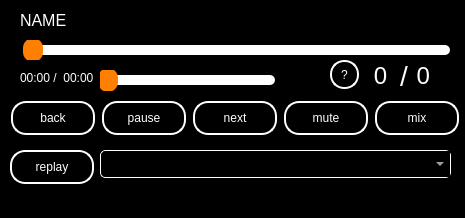
Before: the Qt Designer form mainwindow.ui in 1stanisLAW1/Audio, drawn with Qt 5.
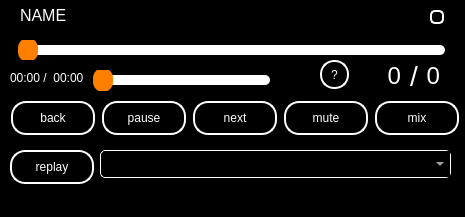
After: the same form once the commit is applied. Icons and pictures are not drawn.

What changed in the file:
```diff
--- a/mainwindow.ui
+++ b/mainwindow.ui
@@ -7,19 +7,19 @@
     <x>0</x>
     <y>0</y>
     <width>465</width>
-    <height>218</height>
+    <height>217</height>
    </rect>
   </property>
   <property name="minimumSize">
    <size>
     <width>465</width>
-    <height>218</height>
+    <height>217</height>
    </size>
   </property>
   <property name="maximumSize">
    <size>
     <width>465</width>
-    <height>218</height>
+    <height>217</height>
    </size>
   </property>
   <property name="windowTitle">
@@ -31,36 +31,6 @@
 }</string>
   </property>
   <widget class="QWidget" name="centralwidget">
-   <widget class="QSlider" name="volumeSlid">
-    <property name="geometry">
-     <rect>
-      <x>100</x>
-      <y>70</y>
-      <width>181</width>
-      <height>21</height>
-     </rect>
-    </property>
-    <property name="styleSheet">
-     <string notr="true">QSlider::groove:horizontal
-{
-height:10px;
-width:170;
-background:rgb(255, 255, 255);
-border-radius:5px;
-}
-QSlider::handle:horizontal
-{
-height:20px;
-width:20;
-background:rgb(255, 128, 0);
-border-radius:10px;
-margin:-7px -7px;
-}</string>
-    </property>
-    <property name="orientation">
-     <enum>Qt::Orientation::Horizontal</enum>
-    </property>
-   </widget>
    <widget class="QLabel" name="label">
     <property name="geometry">
      <rect>
@@ -79,13 +49,39 @@
      <string/>
     </property>
    </widget>
+   <widget class="QWidget" name="widget" native="true">
+    <property name="geometry">
+     <rect>
+      <x>0</x>
+      <y>0</y>
+      <width>471</width>
+      <height>201</height>
+     </rect>
+    </property>
+    <property name="minimumSize">
+     <size>
+      <width>471</width>
+      <height>201</height>
+     </size>
+    </property>
+    <property name="maximumSize">
+     <size>
+      <width>471</width>
+      <height>201</height>
+     </size>
+    </property>
+    <property name="styleSheet">
+     <string notr="true">QWidget{
+background-color: rgb(0, 0, 0);
+}</string>
+    </property>
    <widget class="QLabel" name="nameL">
     <property name="geometry">
      <rect>
       <x>20</x>
-      <y>10</y>
-      <width>471</width>
-      <height>20</height>
+       <y>0</y>
+       <width>401</width>
+       <height>31</height>
      </rect>
     </property>
     <property name="font">
@@ -106,12 +102,30 @@
      <enum>Qt::TextFormat::AutoText</enum>
     </property>
    </widget>
+    <widget class="QLabel" name="label_2">
+     <property name="geometry">
+      <rect>
+       <x>280</x>
+       <y>60</y>
+       <width>41</width>
+       <height>31</height>
+      </rect>
+     </property>
+     <property name="font">
+      <font>
+       <pointsize>14</pointsize>
+      </font>
+     </property>
+     <property name="text">
+      <string/>
+     </property>
+    </widget>
    <widget class="QSlider" name="lenSlid">
     <property name="geometry">
      <rect>
-      <x>20</x>
+       <x>10</x>
       <y>40</y>
-      <width>441</width>
+       <width>451</width>
       <height>20</height>
      </rect>
     </property>
@@ -136,10 +150,89 @@
      <enum>Qt::Orientation::Horizontal</enum>
     </property>
    </widget>
+    <widget class="QLabel" name="trek">
+     <property name="geometry">
+      <rect>
+       <x>360</x>
+       <y>60</y>
+       <width>41</width>
+       <height>31</height>
+      </rect>
+     </property>
+     <property name="font">
+      <font>
+       <pointsize>18</pointsize>
+      </font>
+     </property>
+     <property name="layoutDirection">
+      <enum>Qt::LayoutDirection::RightToLeft</enum>
+     </property>
+     <property name="styleSheet">
+      <string notr="true">QLabel
+{
+color:rgb(255, 255, 255);
+}</string>
+     </property>
+     <property name="text">
+      <string>0</string>
+     </property>
+     <property name="alignment">
+      <set>Qt::AlignmentFlag::AlignRight|Qt::AlignmentFlag::AlignTrailing|Qt::AlignmentFlag::AlignVCenter</set>
+     </property>
+    </widget>
+    <widget class="QLabel" name="label_6">
+     <property name="geometry">
+      <rect>
+       <x>40</x>
+       <y>70</y>
+       <width>16</width>
+       <height>16</height>
+      </rect>
+     </property>
+     <property name="styleSheet">
+      <string notr="true">QLabel
+{
+color:rgb(255, 255, 255);
+}</string>
+     </property>
+     <property name="text">
+      <string> /</string>
+     </property>
+    </widget>
+    <widget class="QLabel" name="label_7">
+     <property name="geometry">
+      <rect>
+       <x>400</x>
+       <y>60</y>
+       <width>20</width>
+       <height>31</height>
+      </rect>
+     </property>
+     <property name="font">
+      <font>
+       <pointsize>21</pointsize>
+      </font>
+     </property>
+     <property name="layoutDirection">
+      <enum>Qt::LayoutDirection::LeftToRight</enum>
+     </property>
+     <property name="styleSheet">
+      <string notr="true">QLabel
+{
+color:rgb(255, 255, 255);
+}</string>
+     </property>
+     <property name="text">
+      <string> /</string>
+     </property>
+     <property name="alignment">
+      <set>Qt::AlignmentFlag::AlignCenter</set>
+     </property>
+    </widget>
    <widget class="QLabel" name="curTime">
     <property name="geometry">
      <rect>
-      <x>20</x>
+       <x>10</x>
       <y>70</y>
       <width>31</width>
       <height>16</height>
@@ -158,7 +251,7 @@
    <widget class="QLabel" name="time">
     <property name="geometry">
      <rect>
-      <x>60</x>
+       <x>50</x>
       <y>70</y>
       <width>49</width>
       <height>16</height>
@@ -174,14 +267,46 @@
      <string> 00:00</string>
     </property>
    </widget>
-   <widget class="QLabel" name="label_4">
+    <widget class="QPushButton" name="pushButton_3">
     <property name="geometry">
      <rect>
-      <x>50</x>
-      <y>70</y>
-      <width>16</width>
-      <height>16</height>
-     </rect>
+       <x>320</x>
+       <y>60</y>
+       <width>29</width>
+       <height>29</height>
+      </rect>
+     </property>
+     <property name="styleSheet">
+      <string notr="true">QPushButton
+{
+color:rgb(255, 255, 255);
+background-color:rgb(0, 0, 0);
+border: 2px solid rgb(255, 255, 255);
+solid: rgb(255, 255, 255);
+border-radius:14px;
+max-height:25px;
+max-width:25px;
+min-height:25px;
+min-width:25px;
+}</string>
+     </property>
+     <property name="text">
+      <string>?</string>
+     </property>
+    </widget>
+    <widget class="QLabel" name="trek2">
+     <property name="geometry">
+      <rect>
+       <x>420</x>
+       <y>60</y>
+       <width>41</width>
+       <height>31</height>
+      </rect>
+     </property>
+     <property name="font">
+      <font>
+       <pointsize>18</pointsize>
+      </font>
     </property>
     <property name="styleSheet">
      <string notr="true">QLabel
@@ -190,7 +315,7 @@
 }</string>
     </property>
     <property name="text">
-     <string> /</string>
+      <string> 0</string>
     </property>
    </widget>
    <widget class="QComboBox" name="comboBox">
@@ -228,92 +353,60 @@
     </property>
     <item>
      <property name="text">
-      <string notr="true"> </string>
+       <string notr="true"/>
      </property>
     </item>
    </widget>
-   <widget class="QLabel" name="trek2">
+    <widget class="QPushButton" name="stop">
     <property name="geometry">
      <rect>
-      <x>410</x>
-      <y>60</y>
-      <width>41</width>
-      <height>31</height>
-     </rect>
-    </property>
-    <property name="font">
-     <font>
-      <pointsize>18</pointsize>
-     </font>
-    </property>
+       <x>10</x>
+       <y>150</y>
+       <width>84</width>
+       <height>34</height>
+      </rect>
+     </property>
     <property name="styleSheet">
-     <string notr="true">QLabel
+      <string notr="true">QPushButton
 {
 color:rgb(255, 255, 255);
+background-color:rgb(0, 0, 0);
+border: 2px solid rgb(255, 255, 255);
+solid: rgb(255, 255, 255);
+border-radius:15px;
+max-height:30px;
+max-width:80px;
+min-height:30px;
+min-width:80px;
 }</string>
     </property>
     <property name="text">
-     <string> 0</string>
-    </property>
-   </widget>
-   <widget class="QLabel" name="label_5">
+      <string>replay</string>
+     </property>
+    </widget>
+    <widget class="QPushButton" name="pushButton_2">
     <property name="geometry">
      <rect>
-      <x>390</x>
-      <y>40</y>
-      <width>20</width>
-      <height>71</height>
-     </rect>
-    </property>
-    <property name="font">
-     <font>
-      <pointsize>21</pointsize>
-     </font>
-    </property>
-    <property name="layoutDirection">
-     <enum>Qt::LayoutDirection::LeftToRight</enum>
-    </property>
+       <x>430</x>
+       <y>10</y>
+       <width>14</width>
+       <height>14</height>
+      </rect>
+     </property>
     <property name="styleSheet">
-     <string notr="true">QLabel
-{
-color:rgb(255, 255, 255);
+      <string notr="true">QPushButton { background-color: black; color:rgb(255, 128, 0); border: 2px solid white;solid: white;
+                       border-radius:5px;
+                       max-height:10px;
+                       max-width:10px;
+                       min-height:10px;
+                       min-width:10px;
 }</string>
     </property>
     <property name="text">
-     <string> /</string>
-    </property>
-    <property name="alignment">
-     <set>Qt::AlignmentFlag::AlignCenter</set>
-    </property>
-   </widget>
-   <widget class="QLabel" name="trek">
-    <property name="geometry">
-     <rect>
-      <x>360</x>
-      <y>60</y>
-      <width>41</width>
-      <height>31</height>
-     </rect>
-    </property>
-    <property name="font">
-     <font>
-      <pointsize>18</pointsize>
-     </font>
-    </property>
-    <property name="styleSheet">
-     <string notr="true">QLabel
-{
-color:rgb(255, 255, 255);
-}</string>
-    </property>
-    <property name="text">
-     <string>0</string>
-    </property>
-    <property name="alignment">
-     <set>Qt::AlignmentFlag::AlignCenter</set>
-    </property>
-   </widget>
-   <widget class="QWidget" name="horizontalLayoutWidget">
+      <string/>
+     </property>
+    </widget>
+    <widget class="QWidget" name="horizontalLayoutWidget_2">
     <property name="geometry">
      <rect>
       <x>10</x>
@@ -322,7 +415,7 @@
       <height>36</height>
      </rect>
     </property>
-    <layout class="QHBoxLayout" name="horizontalLayout">
+     <layout class="QHBoxLayout" name="horizontalLayout_2">
      <item>
       <widget class="QPushButton" name="back">
        <property name="styleSheet">
@@ -430,59 +523,36 @@
      </item>
     </layout>
    </widget>
-   <widget class="QPushButton" name="stop">
+    <widget class="QSlider" name="volumeSlid">
     <property name="geometry">
      <rect>
-      <x>10</x>
-      <y>150</y>
-      <width>84</width>
-      <height>34</height>
+       <x>90</x>
+       <y>70</y>
+       <width>191</width>
+       <height>21</height>
      </rect>
     </property>
     <property name="styleSheet">
-     <string notr="true">QPushButton
+      <string notr="true">QSlider::groove:horizontal
 {
-color:rgb(255, 255, 255);
-background-color:rgb(0, 0, 0);
-border: 2px solid rgb(255, 255, 255);
-solid: rgb(255, 255, 255);
-border-radius:15px;
-max-height:30px;
-max-width:80px;
-min-height:30px;
-min-width:80px;
+height:10px;
+width:170;
+background:rgb(255, 255, 255);
+border-radius:5px;
+}
+QSlider::handle:horizontal
+{
+height:20px;
+width:20;
+background:rgb(255, 128, 0);
+border-radius:10px;
+margin:-7px -7px;
 }</string>
     </property>
-    <property name="text">
-     <string>replay</string>
-    </property>
-   </widget>
-   <widget class="QPushButton" name="pushButton">
-    <property name="geometry">
-     <rect>
-      <x>330</x>
-      <y>60</y>
-      <width>29</width>
-      <height>29</height>
-     </rect>
-    </property>
-    <property name="styleSheet">
-     <string notr="true">QPushButton
-{
-color:rgb(255, 255, 255);
-background-color:rgb(0, 0, 0);
-border: 2px solid rgb(255, 255, 255);
-solid: rgb(255, 255, 255);
-border-radius:14px;
-max-height:25px;
-max-width:25px;
-min-height:25px;
-min-width:25px;
-}</string>
-    </property>
-    <property name="text">
-     <string>?</string>
-    </property>
+     <property name="orientation">
+      <enum>Qt::Orientation::Horizontal</enum>
+     </property>
+    </widget>
    </widget>
   </widget>
   <widget class="QMenuBar" name="menubar">
```
Lines whose indentation alone changed are shown as unchanged.
